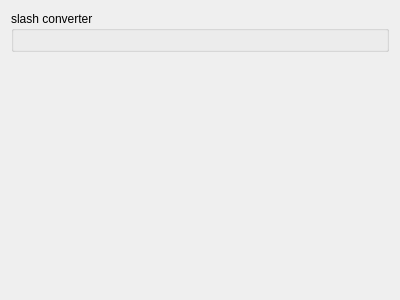
Ulle84/UllesSourceCode, file DevelopmentHelper/TextConverter.ui: the form before one commit.
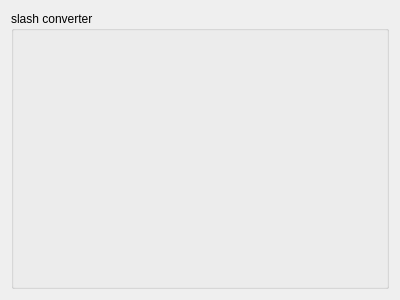
The form after the commit.

Commit message: moved ChunkConverter to DevelopmentHelper

The edit to the form file:
```diff
--- a/DevelopmentHelper/TextConverter.ui
+++ b/DevelopmentHelper/TextConverter.ui
@@ -22,19 +22,6 @@
      <layout class="QVBoxLayout" name="verticalLayout_2"/>
     </widget>
    </item>
-   <item row="1" column="0">
-    <spacer name="verticalSpacer">
-     <property name="orientation">
-      <enum>Qt::Vertical</enum>
-     </property>
-     <property name="sizeHint" stdset="0">
-      <size>
-       <width>20</width>
-       <height>40</height>
-      </size>
-     </property>
-    </spacer>
-   </item>
   </layout>
  </widget>
  <resources/>
```
The commit also changes 12 other files.
